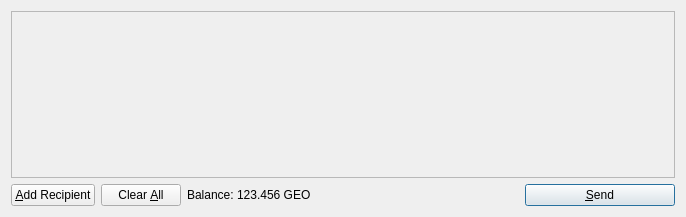
Equalicoin/Equalicoin, file src/qt/forms/sendcoinsdialog.ui: the form before one commit.
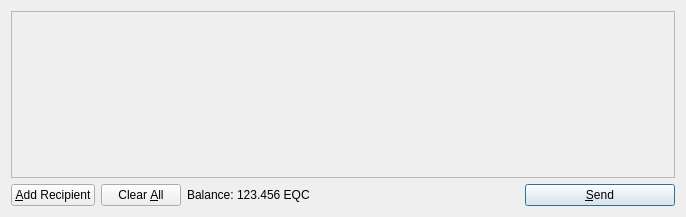
The form after the commit. Icons and pictures are not drawn.

Diff of the .ui file:
```diff
--- a/src/qt/forms/sendcoinsdialog.ui
+++ b/src/qt/forms/sendcoinsdialog.ui
@@ -119,7 +119,7 @@
           <cursorShape>IBeamCursor</cursorShape>
          </property>
          <property name="text">
-          <string>123.456 GEO</string>
+          <string>123.456 EQC</string>
          </property>
          <property name="textInteractionFlags">
           <set>Qt::LinksAccessibleByMouse|Qt::TextSelectableByKeyboard|Qt::TextSelectableByMouse</set>
```
